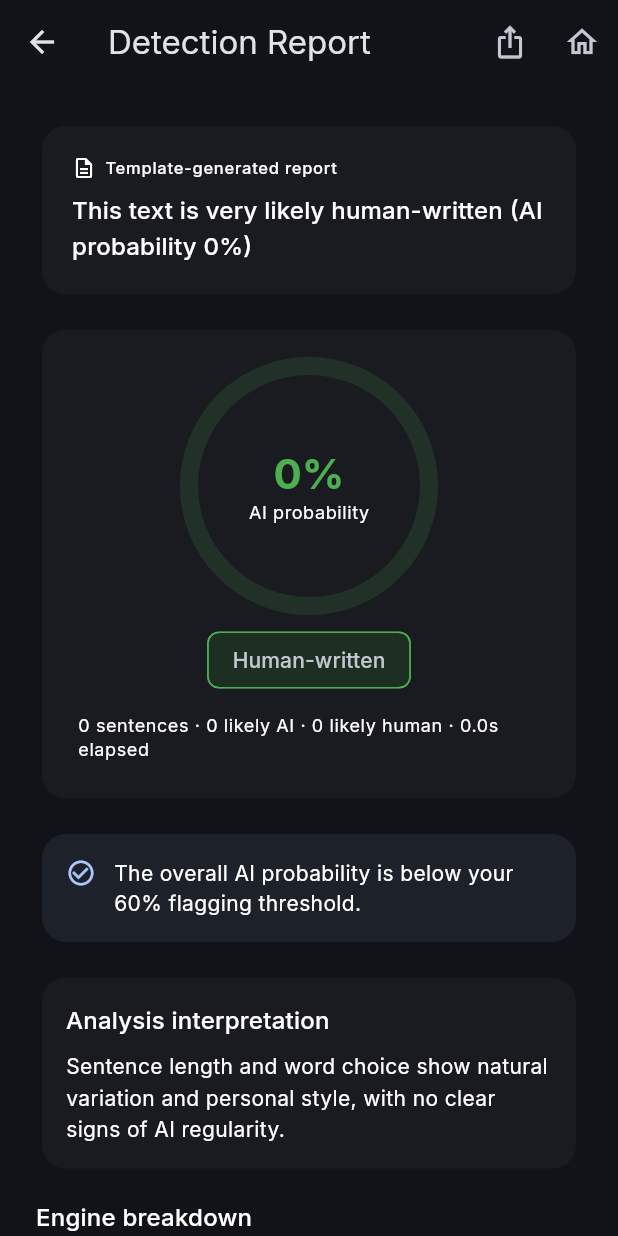
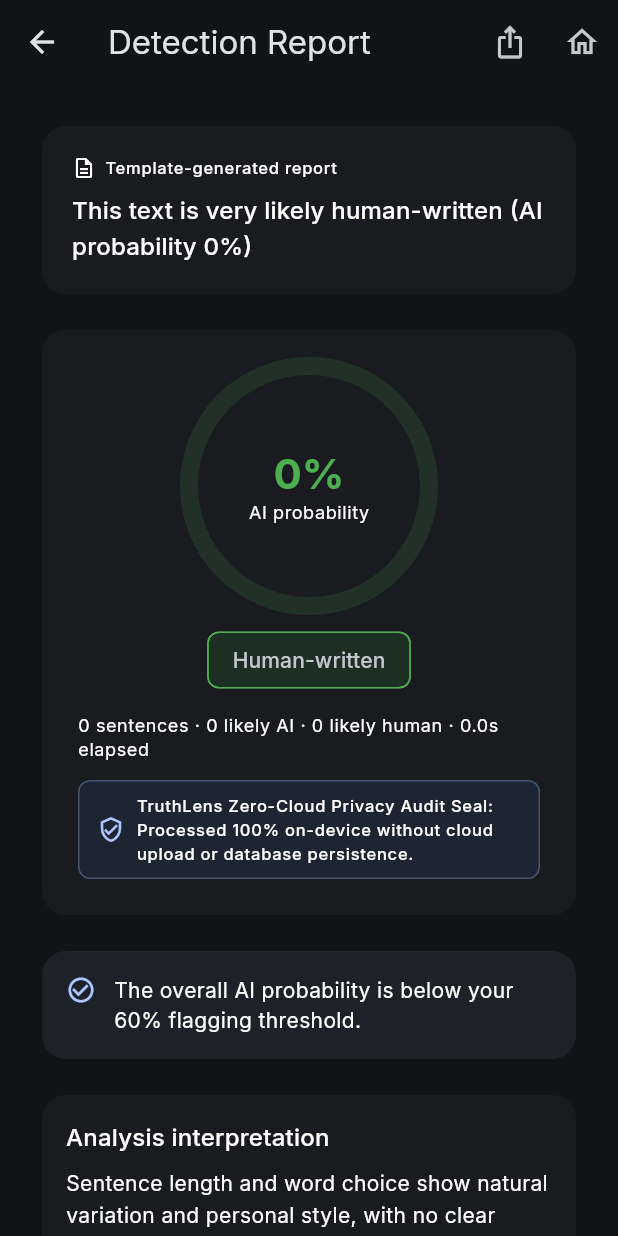
Before and after one commit to hauchiehlin-ops/TruthLens, a Flutter app: the ReportScreen screen opened directly with empty values, on a phone screen of 412 x 824 dp. Run offline on Flutter 3.47's test engine with Material 3 defaults, Android fonts, the phone set to English and light mode, and no system bars; our stand-ins replace file_picker, go_router, pdf, shared_preferences, sqflite_common_ffi and 1 more; missing offline and left inert: dart:ffi, dart:js_interop, onnxruntime, syncfusion_flutter_pdf; accounts and stored records are empty; network calls fail.

Commit message:
feat: professionalize report layout with dynamic multi-model breakdown & update localized operation manual and privacy policy

```diff
--- a/lib/features/report/report_screen.dart
+++ b/lib/features/report/report_screen.dart
@@ -307,6 +307,33 @@ class _ReportScreenState extends State<ReportScreen> {
             ),
             style: Theme.of(context).textTheme.bodySmall,
           ),
+          const SizedBox(height: 12),
+          Container(
+            padding: const EdgeInsets.symmetric(horizontal: 12, vertical: 8),
+            decoration: BoxDecoration(
+              color: Theme.of(context).colorScheme.primaryContainer.withValues(alpha: 0.2),
+              borderRadius: BorderRadius.circular(8),
+              border: Border.all(
+                color: Theme.of(context).colorScheme.primary.withValues(alpha: 0.3),
+              ),
+            ),
+            child: Row(
+              children: [
+                Icon(
+                  Icons.verified_user_outlined,
+                  size: 18,
+                  color: Theme.of(context).colorScheme.primary,
+                ),
+                const SizedBox(width: 8),
+                Expanded(
+                  child: Text(
+                    l10n.privacySealNoticeText,
+                    style: Theme.of(context).textTheme.labelSmall,
+                  ),
+                ),
+              ],
+            ),
+          ),
         ],
       ),
     ),
@@ -386,13 +413,31 @@ class _ReportScreenState extends State<ReportScreen> {
                   ? AppTheme.verdictColor(e.aiProbability)
                   : Theme.of(context).disabledColor,
             ),
-            title: Text(e.engineName),
+            title: Row(
+              children: [
+                Expanded(
+                  child: Text(
+                    e.engineName,
+                    style: const TextStyle(fontWeight: FontWeight.bold),
+                  ),
+                ),
+                Chip(
+                  label: Text(
+                    '${l10n.reportEngineWeightLabel} ${(e.weight * 100).round()}%',
+                    style: const TextStyle(fontSize: 10),
+                  ),
+                  visualDensity: VisualDensity.compact,
+                  padding: EdgeInsets.zero,
+                ),
+              ],
+            ),
             subtitle: Text(e.reasons.join('\n')),
             trailing: e.available
                 ? Text(
                     '${(e.aiProbability * 100).round()}%',
                     style: TextStyle(
                       fontWeight: FontWeight.bold,
+                      fontSize: 16,
                       color: AppTheme.verdictColor(e.aiProbability),
                     ),
                   )
--- a/lib/l10n/app_en.arb
+++ b/lib/l10n/app_en.arb
@@ -189,6 +189,10 @@
   "@reportExported": {"placeholders": {"path": {"type": "String"}}},
   "reportExportFailed": "Export failed: {error}",
   "@reportExportFailed": {"placeholders": {"error": {"type": "String"}}},
+  "reportEngineWeightLabel": "Weight",
+  "privacySealNoticeText": "TruthLens Zero-Cloud Privacy Audit Seal: Processed 100% on-device without cloud upload or database persistence.",
+  "reportModelCalibrationTitle": "Model Benchmark Auto-Calibration",
+  "reportCommunityDiscoveredTag": "Community (HuggingFace)",
   "reportEngineBreakdownTitle": "Engine breakdown",
   "reportEngineNotInstalled": "Not installed",
   "reportSentenceAnalysisTitle": "Sentence-level analysis",
--- a/lib/l10n/app_zh.arb
+++ b/lib/l10n/app_zh.arb
@@ -153,6 +153,10 @@
   "reportExportPng": "匯出摘要卡（PNG）",
   "reportExported": "已匯出：{path}",
   "reportExportFailed": "匯出失敗：{error}",
+  "reportEngineWeightLabel": "權重",
+  "privacySealNoticeText": "TruthLens 零上傳安全認證：本檢測 100% 於裝置端離線計算，未經雲端傳輸與資料庫儲存。",
+  "reportModelCalibrationTitle": "模型基準自動校準",
+  "reportCommunityDiscoveredTag": "社群探尋 (HuggingFace)",
   "reportEngineBreakdownTitle": "引擎明細",
   "reportEngineNotInstalled": "未安裝",
   "reportSentenceAnalysisTitle": "逐句分析",
--- a/lib/l10n/app_zh_Hant.arb
+++ b/lib/l10n/app_zh_Hant.arb
@@ -164,6 +164,10 @@
   "reportExportPng": "匯出摘要卡（PNG）",
   "reportExported": "已匯出：{path}",
   "reportExportFailed": "匯出失敗：{error}",
+  "reportEngineWeightLabel": "權重",
+  "privacySealNoticeText": "TruthLens 零上傳安全認證：本檢測 100% 於裝置端離線計算，未經雲端傳輸與資料庫儲存。",
+  "reportModelCalibrationTitle": "模型基準自動校準",
+  "reportCommunityDiscoveredTag": "社群探尋 (HuggingFace)",
   "reportEngineBreakdownTitle": "引擎明細",
   "reportEngineNotInstalled": "未安裝",
   "reportSentenceAnalysisTitle": "逐句分析",
```
Also changed, not shown: lib/l10n/generated/app_localizations.dart, lib/l10n/generated/app_localizations_de.dart, lib/l10n/generated/app_localizations_en.dart, lib/l10n/generated/app_localizations_es.dart, lib/l10n/generated/app_localizations_fr.dart, lib/l10n/generated/app_localizations_id.dart, lib/l10n/generated/app_localizations_ja.dart, lib/l10n/generated/app_localizations_ko.dart, lib/l10n/generated/app_localizations_ms.dart, lib/l10n/generated/app_localizations_pt.dart, lib/l10n/generated/app_localizations_ru.dart, lib/l10n/generated/app_localizations_th.dart, lib/l10n/generated/app_localizations_zh.dart, 2 other files.
